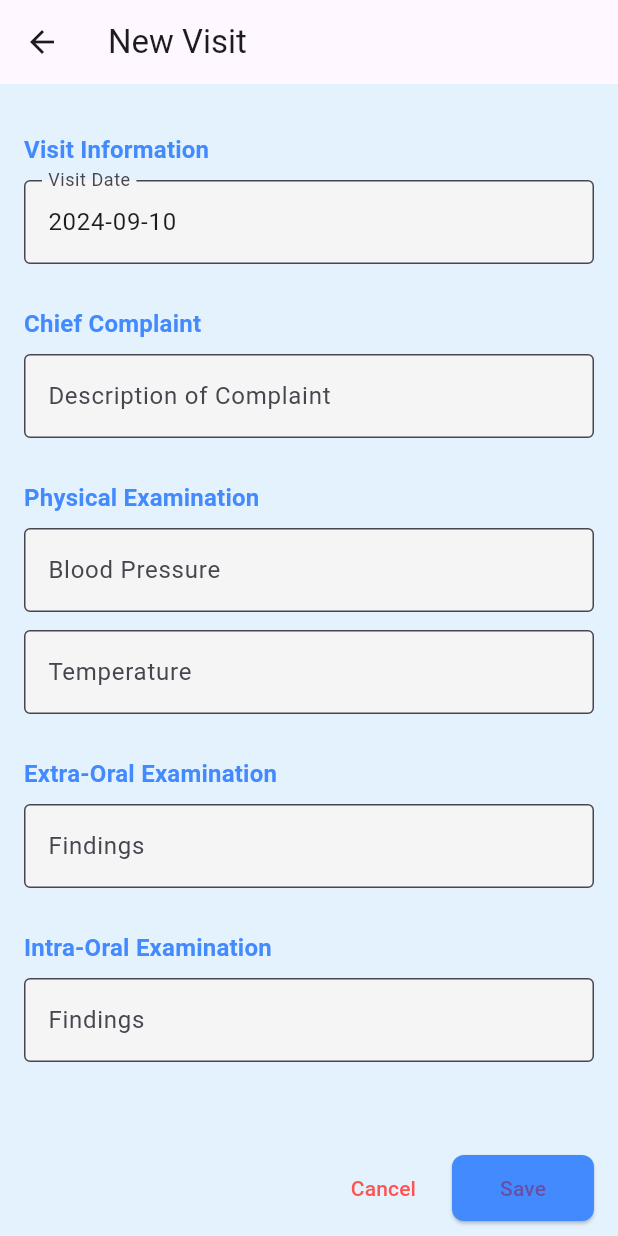
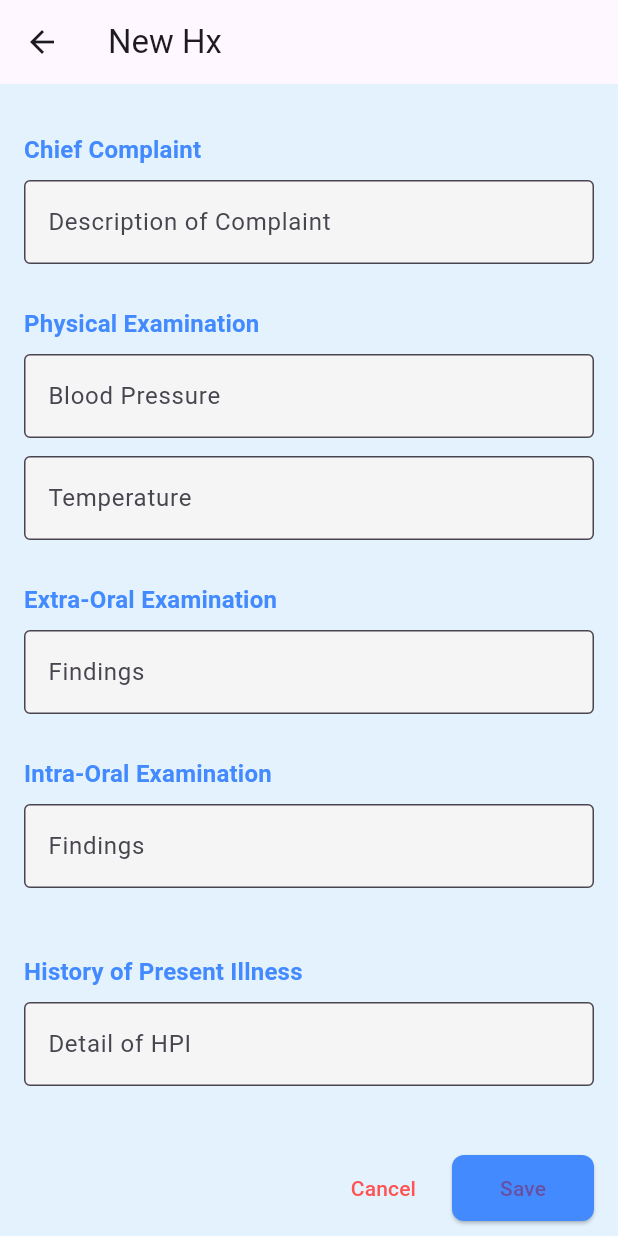
Before and after one commit to anwar9162/Dental_Clinic_Management_System, a Flutter app: the NewVisitScreen screen opened directly with empty values, on a phone screen of 412 x 824 dp. Run offline on Flutter 3.47's test engine with Material 3 defaults, Android fonts, the light colour scheme and no system bars; our stand-ins replace data_table_2, equatable, flutter_bloc, flutter_spinkit, go_router, loading_indicator and 3 more; missing offline and left inert: dart:html, omni_jitsi_meet; network calls fail; project files that could hold a hidden picture were left out.

Commit message:
Date field hidden

```diff
--- a/lib/screens/patient/newvisitscreen.dart
+++ b/lib/screens/patient/newvisitscreen.dart
@@ -159,7 +159,7 @@
 
     return Scaffold(
       appBar: AppBar(
-        title: Text('New Visit'),
+        title: Text('New Hx'),
       ),
       body: Padding(
         padding: const EdgeInsets.all(16.0),
@@ -232,8 +232,8 @@
     return Column(
       crossAxisAlignment: CrossAxisAlignment.start,
       children: [
-        _buildSectionHeader('Visit Information'),
-        _buildTextField('date', 'Visit Date', readOnly: true),
+        //   _buildSectionHeader('Visit Information'),
+        //  _buildTextField('date', 'Visit Date', readOnly: true),
         _buildSectionHeader('Chief Complaint'),
         _buildTextField(
             'chiefComplaintDescription', 'Description of Complaint'),
```
